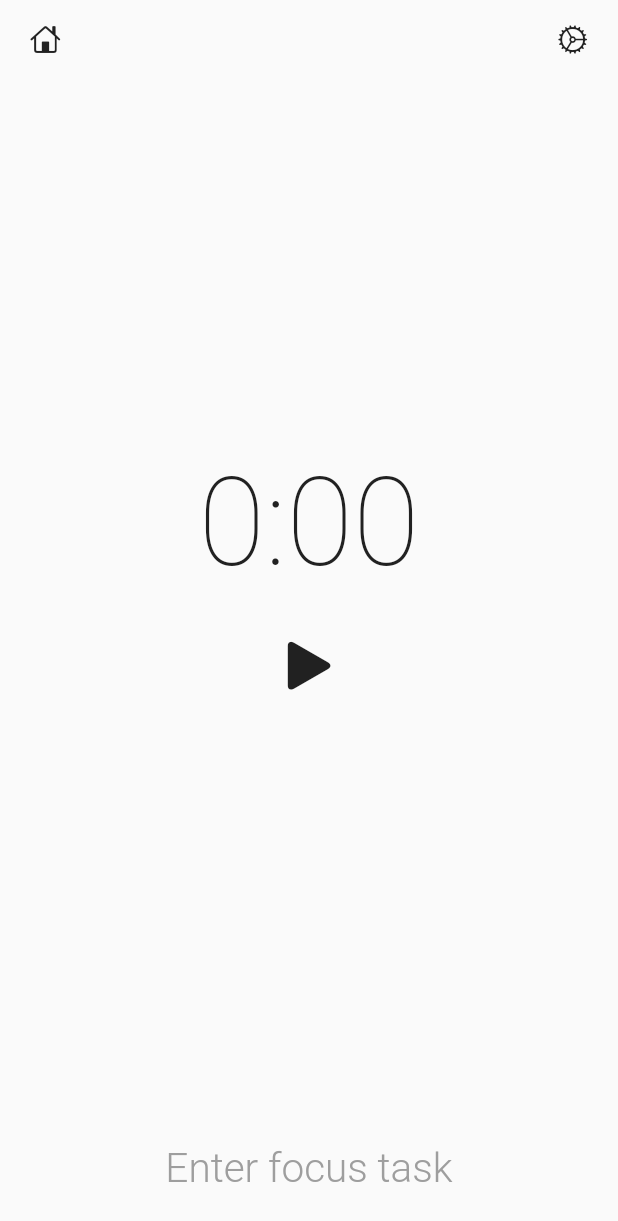
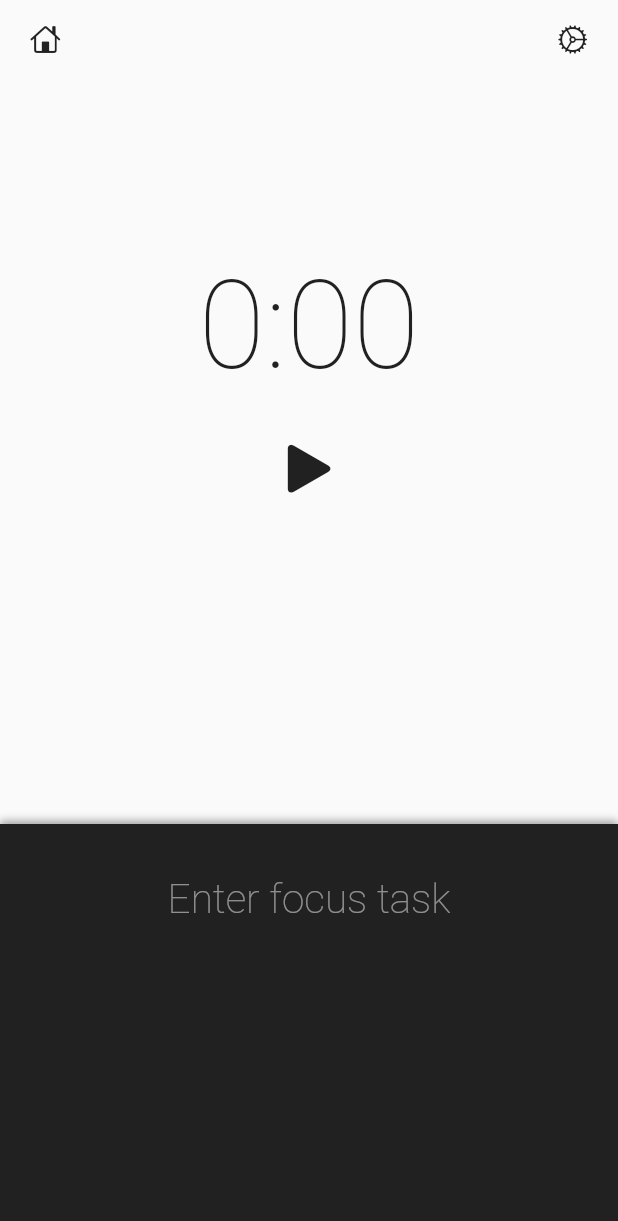
Before and after one commit to Edorin9/owolf, a Flutter app: the screen it shows after launch, on a phone screen of 412 x 824 dp. Shown: the top 1221 px of the screen. Run offline on Flutter 3.47's test engine with Material 2 defaults, Android fonts, the light colour scheme and no system bars; our stand-ins replace dart_mappable, flutter_bloc, flutter_hooks; missing offline and left inert: flutter_ringtone_player; generated files the repository leaves out were written again.

Commit message:
future layout changes

```diff
--- a/lib/app.dart
+++ b/lib/app.dart
@@ -1,6 +1,6 @@
 import 'package:flutter/material.dart';
 
-import 'home/view/home_page.dart';
+import 'home/home_page.dart';
 
 class App extends StatelessWidget {
   const App({super.key});
--- a/lib/break/view/break_page.dart
+++ b/lib/break/break_page.dart
@@ -2,9 +2,9 @@ import 'package:flutter/material.dart';
 import 'package:flutter_bloc/flutter_bloc.dart';
 import 'package:flutter_ringtone_player/flutter_ringtone_player.dart';
 
-import '../../home/models/work_mode.dart';
-import '../cubit/break_cubit.dart';
-import '../widgets/widgets.dart';
+import '../home/models/work_mode.dart';
+import 'cubit/break_cubit.dart';
+import 'widgets/widgets.dart';
 
 class BreakPage extends StatelessWidget {
   const BreakPage._();
--- a/lib/home/view/home_page.dart
+++ b/lib/home/home_page.dart
@@ -1,13 +1,14 @@
 import 'dart:async';
 
-import 'package:common/extensions.dart';
+import 'package:common/common.dart';
 import 'package:flutter/cupertino.dart';
 import 'package:flutter/material.dart';
 import 'package:flutter_bloc/flutter_bloc.dart';
+import 'package:flutter_hooks/flutter_hooks.dart';
 
-import '../../break/view/break_page.dart';
-import '../cubit/home_cubit.dart';
-import '../models/models.dart';
+import '../break/break_page.dart';
+import 'cubit/home_cubit.dart';
+import 'models/models.dart';
 
 class HomePage extends StatelessWidget {
   const HomePage({super.key});
@@ -40,7 +41,8 @@ class _HomeView extends StatelessWidget {
               ),
             ),
             _ProxyTaskField(),
-            // TODO(Edorin9): future - _DraggableTasksSheet(),
+            // TODO(Edorin9): past -
+            _DraggableTasksSheet(),
           ],
         ),
       ),
@@ -83,13 +85,13 @@ class _Timer extends StatelessWidget {
   Widget build(BuildContext context) {
     return Flexible(
       child: Column(
-        mainAxisAlignment: // TODO(Edorin9): future - remove
-            MainAxisAlignment.center,
+        // mainAxisAlignment: // TODO(Edorin9): past - add
+        //     MainAxisAlignment.center,
         children: [
-          // TODO(Edorin9): future - add SizedBox(
-          //   height: MediaQuery.of(context).size.height / 7,
-          // ),
-          // timer display
+          // TODO(Edorin9): past - remove
+          SizedBox(
+            height: MediaQuery.of(context).size.height / 7,
+          ),
           BlocBuilder<HomeCubit, HomeState>(
             builder: (context, state) => Text(
               state.elapsedTime.timerFormat,
@@ -156,10 +158,10 @@ class _Timer extends StatelessWidget {
               ),
             ),
           ),
-          SizedBox(
-            // TODO(Edorin9): future - remove
-            height: MediaQuery.of(context).size.height / 9,
-          ),
+          // SizedBox(
+          //   // TODO(Edorin9): past - add
+          //   height: MediaQuery.of(context).size.height / 9,
+          // ),
         ],
       ),
     );
@@ -214,11 +216,8 @@ class _Timer extends StatelessWidget {
                       mainAxisAlignment: MainAxisAlignment.center,
                       children: [
                         CupertinoButton(
-                          onPressed: () {
-                            // stop normal timer - start break countdown timer
-                            Navigator.pop(context, RestOption.takeBreak);
-                            // TODO(Edorin9): next - create break timer screen
-                          },
+                          onPressed: () =>
+                              Navigator.pop(context, RestOption.takeBreak),
                           child: Icon(
                             RestOption.takeBreak.icon,
                             color: Colors.grey.shade900,
@@ -237,10 +236,8 @@ class _Timer extends StatelessWidget {
                               ),
                         ),
                         CupertinoButton(
-                          onPressed: () {
-                            // stop normal timer
-                            Navigator.pop(context, RestOption.endSession);
-                          },
+                          onPressed: () =>
+                              Navigator.pop(context, RestOption.endSession),
                           child: Icon(
                             RestOption.endSession.icon,
                             color: Colors.grey.shade900,
@@ -294,92 +291,95 @@ class _ProxyTaskField extends StatelessWidget {
   }
 }
 
-// TODO(Edorin9): future - class _DraggableTasksSheet extends HookWidget {
-//   @override
-//   Widget build(BuildContext context) {
-//     final isCollapsed = useState(true);
-//     final draggableScrollableController = useDraggableScrollableController();
-//     draggableScrollableController.addListener(() {
-//       if (draggableScrollableController.size >= 0.36 && isCollapsed.value) {
-//         isCollapsed.value = false;
-//       } else if (draggableScrollableController.size < 0.36 &&
-//           !isCollapsed.value) {
-//         isCollapsed.value = true;
-//       }
-//     });
-//     return DraggableScrollableSheet(
-//       initialChildSize: 1 / 3,
-//       minChildSize: 1 / 3,
-//       snap: true,
-//       controller: draggableScrollableController,
-//       builder: (BuildContext context, ScrollController scrollController) {
-//         return DecoratedBox(
-//           decoration: BoxDecoration(
-//             boxShadow: [
-//               BoxShadow(
-//                 color: Colors.black.withOpacity(0.36),
-//                 blurRadius: 4,
-//                 offset: const Offset(0, -2), // Shadow position
-//               ),
-//             ],
-//           ),
-//           child: SingleChildScrollView(
-//             controller: scrollController,
-//             child: AnimatedCrossFade(
-//               duration: const Duration(milliseconds: 360),
-//               reverseDuration: const Duration(milliseconds: 180),
-//               firstCurve: Curves.easeIn,
-//               secondCurve: Curves.easeOut,
-//               crossFadeState: isCollapsed.value
-//                   ? CrossFadeState.showFirst
-//                   : CrossFadeState.showSecond,
-//               firstChild: Container(
-//                 color: Colors.grey.shade900,
-//                 width: double.infinity,
-//                 height: MediaQuery.of(context).size.height / 2,
-//                 child: SizedBox(
-//                   height: double.infinity,
-//                   child: TextField(
-//                     textAlign: TextAlign.center,
-//                     keyboardType: TextInputType.multiline,
-//                     maxLines: null,
-//                     decoration: InputDecoration(
-//                       contentPadding: const EdgeInsets.all(27),
-//                       hintText: 'Enter focus task',
-//                       hintStyle:
-//                           Theme.of(context).textTheme.displayLarge?.copyWith(
-//                                 color: Colors.white.withOpacity(0.5),
-//                                 fontSize: 27,
-//                               ),
-//                       border: InputBorder.none,
-//                     ),
-//                     style: Theme.of(context).textTheme.displayLarge?.copyWith(
-//                           color: Colors.white,
-//                           fontSize: 27,
-//                           height: 1.5,
-//                           fontWeight: FontWeight.w300,
-//                         ),
-//                   ),
-//                 ),
-//               ),
-//               secondChild: Column(
-//                 children: [
-//                   Container(
-//                     color: Theme.of(context).canvasColor,
-//                     width: double.infinity,
-//                     height: MediaQuery.of(context).size.height,
-//                   ),
-//                   Container(
-//                     color: Colors.grey.shade900,
-//                     width: double.infinity,
-//                     height: MediaQuery.of(context).size.height,
-//                   ),
-//                 ],
-//               ),
-//             ),
-//           ),
-//         );
-//       },
-//     );
-//   }
-// }
+// TODO(Edorin9): past -
+class _DraggableTasksSheet extends HookWidget {
+  const _DraggableTasksSheet();
+
+  @override
+  Widget build(BuildContext context) {
+    final isCollapsed = useState(true);
+    final draggableScrollableController = useDraggableScrollableController();
+    draggableScrollableController.addListener(() {
+      if (draggableScrollableController.size >= 0.36 && isCollapsed.value) {
+        isCollapsed.value = false;
+      } else if (draggableScrollableController.size < 0.36 &&
+          !isCollapsed.value) {
+        isCollapsed.value = true;
+      }
+    });
+    return DraggableScrollableSheet(
+      initialChildSize: 1 / 3,
+      minChildSize: 1 / 3,
+      snap: true,
+      controller: draggableScrollableController,
+      builder: (BuildContext context, ScrollController scrollController) {
+        return DecoratedBox(
+          decoration: BoxDecoration(
+            boxShadow: [
+              BoxShadow(
+                color: Colors.black.withOpacity(0.36),
+                blurRadius: 4,
+                offset: const Offset(0, -2), // Shadow position
+              ),
+            ],
+          ),
+          child: SingleChildScrollView(
+            controller: scrollController,
+            child: AnimatedCrossFade(
+              duration: const Duration(milliseconds: 360),
+              reverseDuration: const Duration(milliseconds: 180),
+              firstCurve: Curves.easeIn,
+              secondCurve: Curves.easeOut,
+              crossFadeState: isCollapsed.value
+                  ? CrossFadeState.showFirst
+                  : CrossFadeState.showSecond,
+              firstChild: Container(
+                color: Colors.grey.shade900,
+                width: double.infinity,
+                height: MediaQuery.of(context).size.height / 2,
+                child: SizedBox(
+                  height: double.infinity,
+                  child: TextField(
+                    textAlign: TextAlign.center,
+                    keyboardType: TextInputType.multiline,
+                    maxLines: null,
+                    decoration: InputDecoration(
+                      contentPadding: const EdgeInsets.all(27),
+                      hintText: 'Enter focus task',
+                      hintStyle:
+                          Theme.of(context).textTheme.displayLarge?.copyWith(
+                                color: Colors.white.withOpacity(0.5),
+                                fontSize: 27,
+                              ),
+                      border: InputBorder.none,
+                    ),
+                    style: Theme.of(context).textTheme.displayLarge?.copyWith(
+                          color: Colors.white,
+                          fontSize: 27,
+                          height: 1.5,
+                          fontWeight: FontWeight.w300,
+                        ),
+                  ),
+                ),
+              ),
+              secondChild: Column(
+                children: [
+                  Container(
+                    color: Theme.of(context).canvasColor,
+                    width: double.infinity,
+                    height: MediaQuery.of(context).size.height,
+                  ),
+                  Container(
+                    color: Colors.grey.shade900,
+                    width: double.infinity,
+                    height: MediaQuery.of(context).size.height,
+                  ),
+                ],
+              ),
+            ),
+          ),
+        );
+      },
+    );
+  }
+}
```
